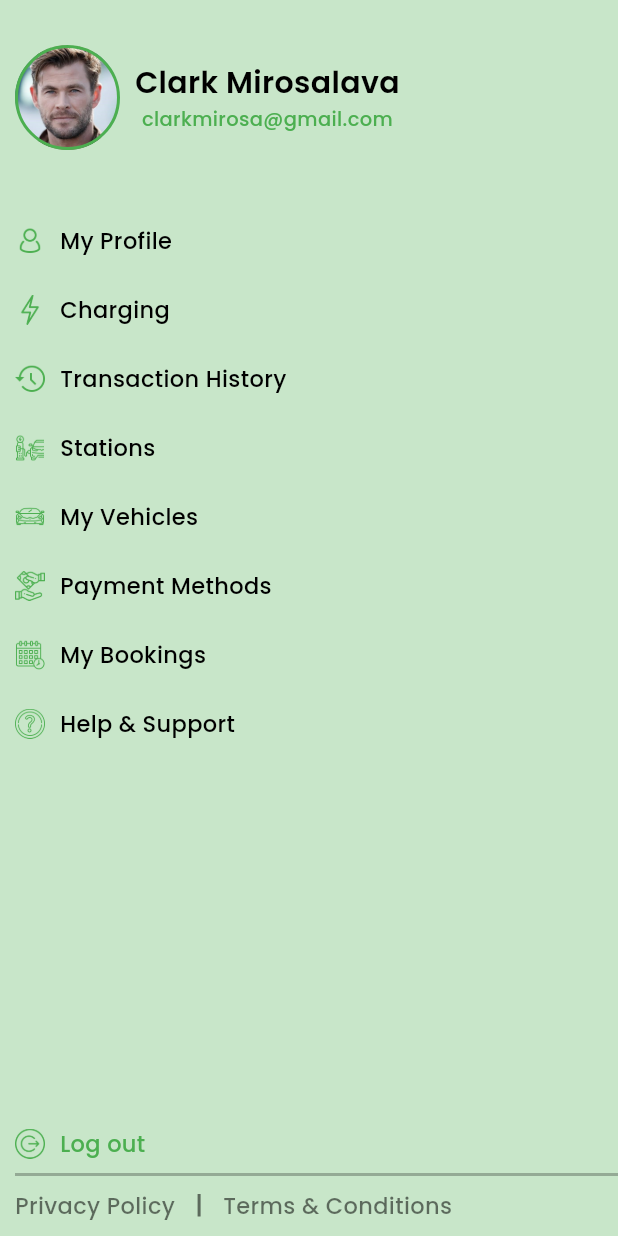
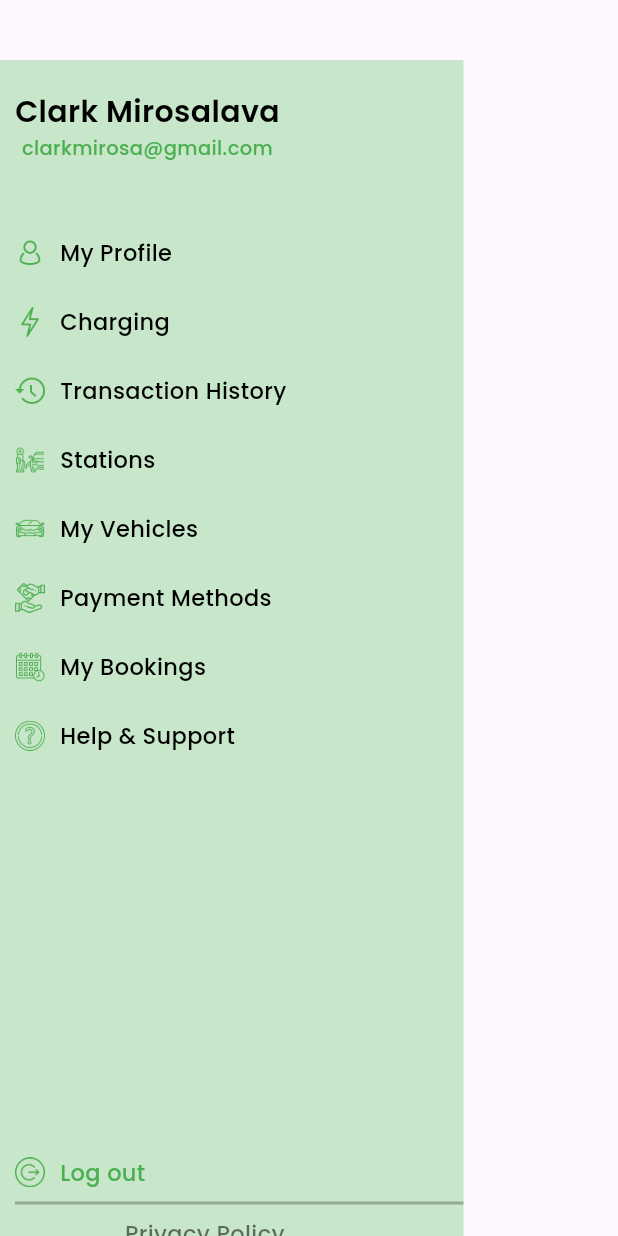
Before and after one commit to chargingev-app/nearbyevcharging, a Flutter app: the DrawerScreen widget shown alone on an empty page, opened directly, on a phone screen of 412 x 824 dp. Run offline on Flutter 3.47's test engine with Material 3 defaults, Android fonts, the phone set to English and light mode, and no system bars; our stand-ins replace auto_size_text, font_awesome_flutter, google_fonts, google_maps_flutter, otp_text_field; missing offline and left inert: qr_code_scanner.

```diff
--- a/lib/components/drawer_page.dart
+++ b/lib/components/drawer_page.dart
@@ -22,28 +22,17 @@ class _DrawerScreenState extends State<DrawerScreen> {
   Widget build(BuildContext context) {
     return SingleChildScrollView(
         child: Container(
+            margin: const EdgeInsets.only(top: 40),
+            width: MediaQuery.of(context).size.width * 0.75,
             height: MediaQuery.of(context).size.height,
             color: Colors.green[100],
             child: Padding(
-                padding: const EdgeInsets.only(top: 30, left: 10, bottom: 10),
+                padding: const EdgeInsets.only(top: 20, left: 10, bottom: 10),
                 child: Column(
                     mainAxisAlignment: MainAxisAlignment.spaceBetween,
                     children: <Widget>[
                       Column(children: <Widget>[
                         Row(children: <Widget>[
-                          Container(
-                              height: 70,
-                              width: 70,
-                              decoration: BoxDecoration(
-                                  image: const DecorationImage(
-                                      image: AssetImage(
-                                          'assets/images/images (5).jpeg'),
-                                      fit: BoxFit.cover),
-                                  borderRadius: const BorderRadius.all(
-                                      Radius.circular(100)),
-                                  border: Border.all(
-                                      color: Colors.green, width: 2))),
-                          const SizedBox(width: 10),
                           Column(children: <Widget>[
                             Text('Clark Mirosalava',
                                 style: GoogleFonts.poppins(
@@ -227,15 +216,14 @@ class _DrawerScreenState extends State<DrawerScreen> {
                             }),
                         const Divider(
                             thickness: 2, height: 20, color: Colors.black26),
-                        Row(children: <Widget>[
+                        Column(
+                            crossAxisAlignment: CrossAxisAlignment.start,
+                            children: <Widget>[
                               Text('Privacy Policy',
                                   style: GoogleFonts.poppins(
                                       color: Colors.black54,
                                       fontSize: 15,
                                       fontWeight: FontWeight.w500)),
-                          const SizedBox(width: 15),
-                          Container(
-                              height: 15, width: 2, color: Colors.black54),
                               const SizedBox(width: 15),
                               Text('Terms & Conditions',
                                   style: GoogleFonts.poppins(
```
Also changed, not shown: lib/components/map_page.dart (+0 -75 lines), lib/pages/home_page.dart (+30 -4 lines), lib/pages/login_page.dart (+5 -5 lines). Lines whose indentation alone changed are shown as unchanged.
